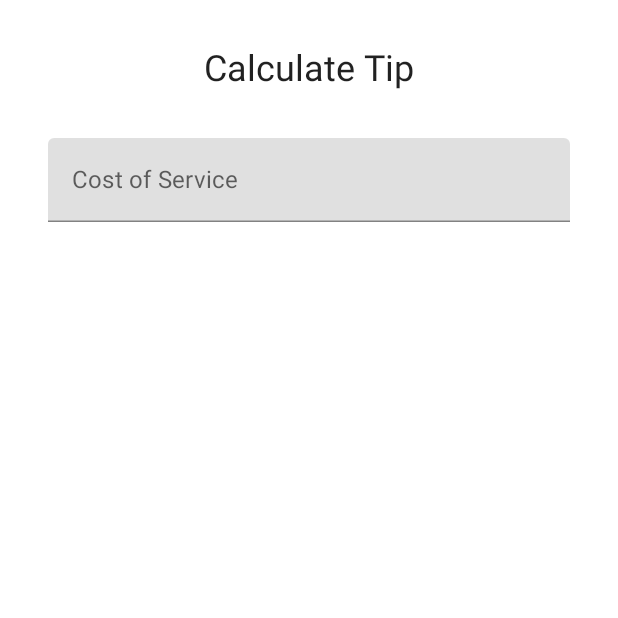
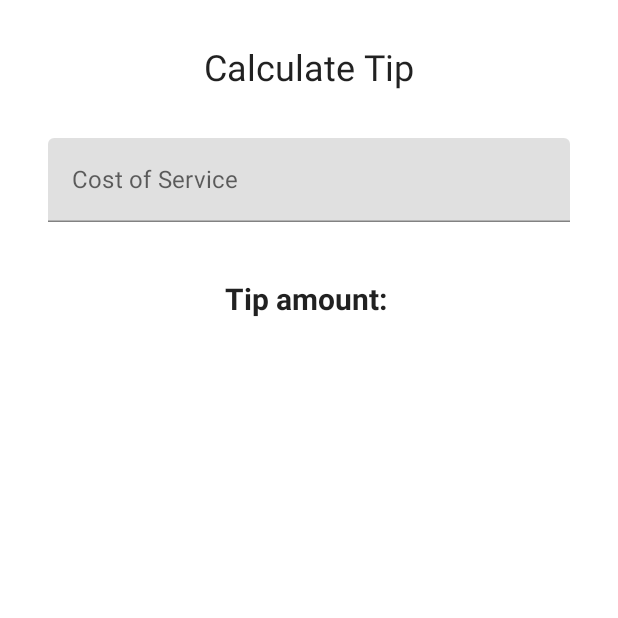
Before and after one commit to sourabhkumar47/Tip-Time-Compose, an Android app built with Jetpack Compose: the screen it shows after launch (MainActivity), on a phone screen of 412 x 824 dp, the top half of it. Run offline under Robolectric (Android 15) with nearby library versions, the phone set to English and light mode, and no system bars.

Commit message:
added show tip field

```diff
--- a/app/src/main/java/com/example/tiptimecompose/MainActivity.kt
+++ b/app/src/main/java/com/example/tiptimecompose/MainActivity.kt
@@ -13,11 +13,14 @@ import androidx.compose.runtime.*
 import androidx.compose.ui.Alignment
 import androidx.compose.ui.Modifier
 import androidx.compose.ui.res.stringResource
+import androidx.compose.ui.text.font.FontWeight
 import androidx.compose.ui.text.input.KeyboardType
 import androidx.compose.ui.tooling.preview.Preview
 import androidx.compose.ui.unit.dp
 import androidx.compose.ui.unit.sp
 import com.example.tiptimecompose.ui.theme.TipTimeComposeTheme
+import java.text.NumberFormat
+import java.util.*
 
 class MainActivity : ComponentActivity() {
     override fun onCreate(savedInstanceState: Bundle?) {
@@ -50,12 +53,25 @@ fun TipTimeScreen() {
         )
         Spacer(modifier = Modifier.height(16.dp))
         EditNumberField()
+
+        Spacer(Modifier.height(24.dp))
+
+        Text(
+            text = stringResource(R.string.tip_amount, ""),
+            modifier = Modifier.align(Alignment.CenterHorizontally),
+            fontSize = 20.sp,
+            fontWeight = FontWeight.Bold
+            )
     }
 }
 
 @Composable
 fun EditNumberField() {
     var amountInput by remember { mutableStateOf("") }
+
+    val amount = amountInput.toDoubleOrNull() ?: 0.0
+    val tip = calculateTip(amount)
+
     TextField(
         value = amountInput,
         onValueChange = { amountInput = it },
@@ -66,8 +82,13 @@ fun EditNumberField() {
     )
 }
 
-private fun calculateTip(){
-
+private fun calculateTip(
+    amount: Double,
+    tipPercent: Double = 15.0
+): String {
+    val tip = tipPercent / 100 * amount
+    val local = Locale.getDefault()
+    return NumberFormat.getCurrencyInstance(local).format(tip)
 }
 
 @Preview(showBackground = true)
```
